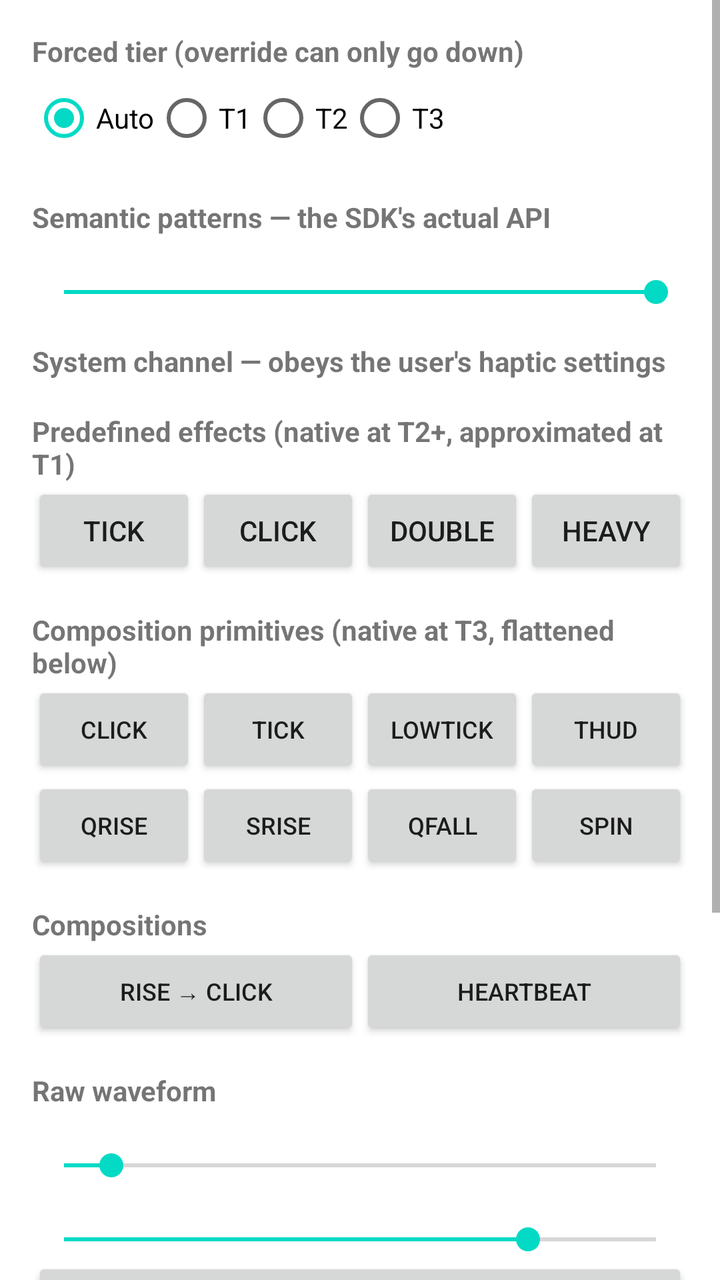
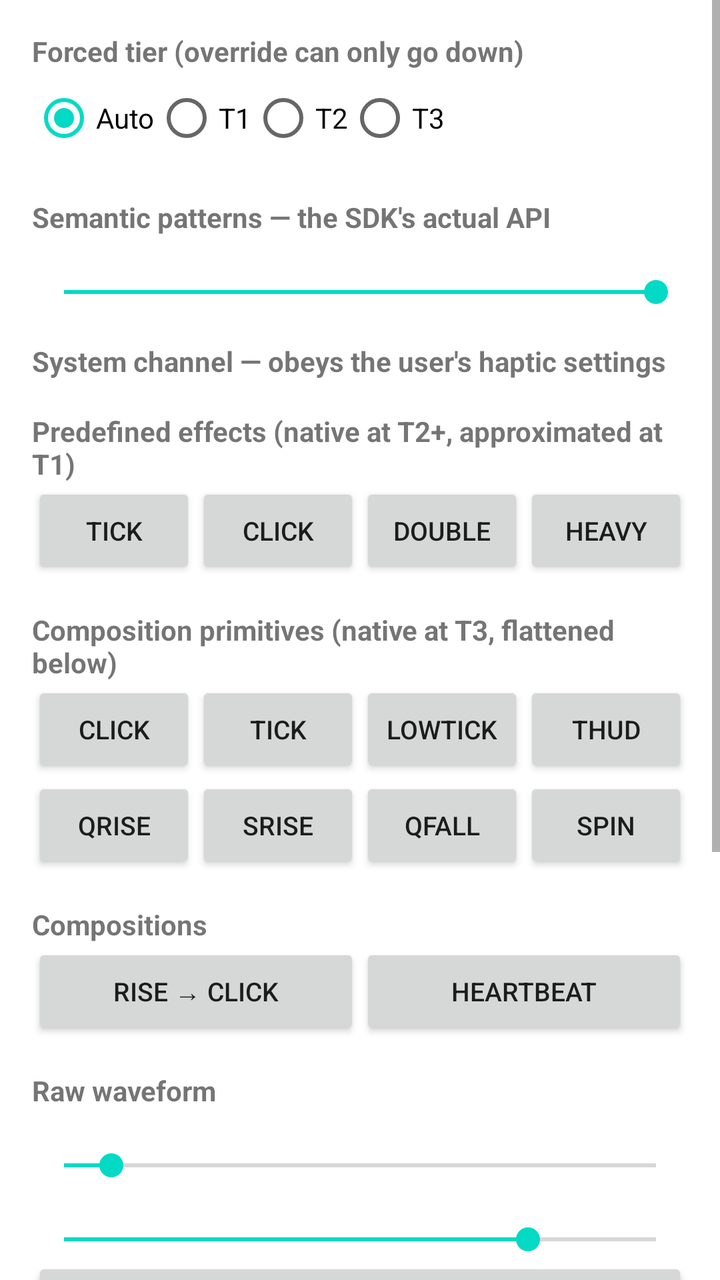

Compare the two renders of this Android layout. The source of the first and the diff that turns it into the second are given below.
<!-- AndroidManifest.xml: application theme Theme.CapHaptics -->
<!-- res/layout/activity_main.xml -->
<?xml version="1.0" encoding="utf-8"?>
<ScrollView xmlns:android="http://schemas.android.com/apk/res/android"
    android:layout_width="match_parent"
    android:layout_height="match_parent">

    <LinearLayout
        android:layout_width="match_parent"
        android:layout_height="wrap_content"
        android:orientation="vertical"
        android:padding="16dp">

        <TextView
            android:id="@+id/tierLabel"
            android:layout_width="match_parent"
            android:layout_height="wrap_content"
            android:text="@string/forced_tier"
            android:textStyle="bold" />

        <RadioGroup
            android:id="@+id/tierGroup"
            android:layout_width="match_parent"
            android:layout_height="wrap_content"
            android:orientation="horizontal">

            <RadioButton
                android:id="@+id/tierAuto"
                android:layout_width="wrap_content"
                android:layout_height="wrap_content"
                android:checked="true"
                android:text="@string/tier_auto" />

            <RadioButton
                android:id="@+id/tierT1"
                android:layout_width="wrap_content"
                android:layout_height="wrap_content"
                android:text="@string/tier_t1" />

            <RadioButton
                android:id="@+id/tierT2"
                android:layout_width="wrap_content"
                android:layout_height="wrap_content"
                android:text="@string/tier_t2" />

            <RadioButton
                android:id="@+id/tierT3"
                android:layout_width="wrap_content"
                android:layout_height="wrap_content"
                android:text="@string/tier_t3" />
        </RadioGroup>

        <TextView
            android:layout_width="match_parent"
            android:layout_height="wrap_content"
            android:layout_marginTop="16dp"
            android:text="@string/pattern_header"
            android:textStyle="bold" />

        <TextView
            android:id="@+id/intensityLabel"
            android:layout_width="match_parent"
            android:layout_height="wrap_content" />

        <SeekBar
            android:id="@+id/intensityBar"
            android:layout_width="match_parent"
            android:layout_height="wrap_content"
            android:max="100"
            android:progress="100" />

        <LinearLayout
            android:id="@+id/patternGrid"
            android:layout_width="match_parent"
            android:layout_height="wrap_content"
            android:orientation="vertical" />

        <TextView
            android:layout_width="match_parent"
            android:layout_height="wrap_content"
            android:layout_marginTop="16dp"
            android:text="@string/view_feedback_header"
            android:textStyle="bold" />

        <LinearLayout
            android:id="@+id/viewFeedbackGrid"
            android:layout_width="match_parent"
            android:layout_height="wrap_content"
            android:orientation="vertical" />

        <TextView
            android:layout_width="match_parent"
            android:layout_height="wrap_content"
            android:layout_marginTop="16dp"
            android:text="@string/predefined_header"
            android:textStyle="bold" />

        <LinearLayout
            android:layout_width="match_parent"
            android:layout_height="wrap_content"
            android:orientation="horizontal">

            <Button
                android:id="@+id/btnTick"
                android:layout_width="0dp"
                android:layout_height="wrap_content"
                android:layout_weight="1"
                android:text="@string/effect_tick" />

            <Button
                android:id="@+id/btnClick"
                android:layout_width="0dp"
                android:layout_height="wrap_content"
                android:layout_weight="1"
                android:text="@string/effect_click" />

            <Button
                android:id="@+id/btnDoubleClick"
                android:layout_width="0dp"
                android:layout_height="wrap_content"
                android:layout_weight="1"
                android:text="@string/effect_double" />

            <Button
                android:id="@+id/btnHeavyClick"
                android:layout_width="0dp"
                android:layout_height="wrap_content"
                android:layout_weight="1"
                android:text="@string/effect_heavy" />
        </LinearLayout>

        <TextView
            android:layout_width="match_parent"
            android:layout_height="wrap_content"
            android:layout_marginTop="16dp"
            android:text="@string/primitive_header"
            android:textStyle="bold" />

        <LinearLayout
            android:layout_width="match_parent"
            android:layout_height="wrap_content"
            android:orientation="horizontal">

            <Button
                android:id="@+id/btnPrimClick"
                android:layout_width="0dp"
                android:layout_height="wrap_content"
                android:layout_weight="1"
                android:text="@string/prim_click"
                android:textSize="12sp" />

            <Button
                android:id="@+id/btnPrimTick"
                android:layout_width="0dp"
                android:layout_height="wrap_content"
                android:layout_weight="1"
                android:text="@string/prim_tick"
                android:textSize="12sp" />

            <Button
                android:id="@+id/btnPrimLowTick"
                android:layout_width="0dp"
                android:layout_height="wrap_content"
                android:layout_weight="1"
                android:text="@string/prim_low_tick"
                android:textSize="12sp" />

            <Button
                android:id="@+id/btnPrimThud"
                android:layout_width="0dp"
                android:layout_height="wrap_content"
                android:layout_weight="1"
                android:text="@string/prim_thud"
                android:textSize="12sp" />
        </LinearLayout>

        <LinearLayout
            android:layout_width="match_parent"
            android:layout_height="wrap_content"
            android:orientation="horizontal">

            <Button
                android:id="@+id/btnPrimQuickRise"
                android:layout_width="0dp"
                android:layout_height="wrap_content"
                android:layout_weight="1"
                android:text="@string/prim_quick_rise"
                android:textSize="12sp" />

            <Button
                android:id="@+id/btnPrimSlowRise"
                android:layout_width="0dp"
                android:layout_height="wrap_content"
                android:layout_weight="1"
                android:text="@string/prim_slow_rise"
                android:textSize="12sp" />

            <Button
                android:id="@+id/btnPrimQuickFall"
                android:layout_width="0dp"
                android:layout_height="wrap_content"
                android:layout_weight="1"
                android:text="@string/prim_quick_fall"
                android:textSize="12sp" />

            <Button
                android:id="@+id/btnPrimSpin"
                android:layout_width="0dp"
                android:layout_height="wrap_content"
                android:layout_weight="1"
                android:text="@string/prim_spin"
                android:textSize="12sp" />
        </LinearLayout>

        <TextView
            android:layout_width="match_parent"
            android:layout_height="wrap_content"
            android:layout_marginTop="16dp"
            android:text="@string/composition_header"
            android:textStyle="bold" />

        <LinearLayout
            android:layout_width="match_parent"
            android:layout_height="wrap_content"
            android:orientation="horizontal">

            <Button
                android:id="@+id/btnCompRiseClick"
                android:layout_width="0dp"
                android:layout_height="wrap_content"
                android:layout_weight="1"
                android:text="@string/comp_rise_click"
                android:textSize="12sp" />

            <Button
                android:id="@+id/btnCompHeartbeat"
                android:layout_width="0dp"
                android:layout_height="wrap_content"
                android:layout_weight="1"
                android:text="@string/comp_heartbeat"
                android:textSize="12sp" />
        </LinearLayout>

        <TextView
            android:layout_width="match_parent"
            android:layout_height="wrap_content"
            android:layout_marginTop="16dp"
            android:text="@string/raw_header"
            android:textStyle="bold" />

        <TextView
            android:id="@+id/durationLabel"
            android:layout_width="match_parent"
            android:layout_height="wrap_content" />

        <SeekBar
            android:id="@+id/durationBar"
            android:layout_width="match_parent"
            android:layout_height="wrap_content"
            android:max="500"
            android:progress="40" />

        <TextView
            android:id="@+id/amplitudeLabel"
            android:layout_width="match_parent"
            android:layout_height="wrap_content" />

        <SeekBar
            android:id="@+id/amplitudeBar"
            android:layout_width="match_parent"
            android:layout_height="wrap_content"
            android:max="255"
            android:progress="200" />

        <Button
            android:id="@+id/btnOneShot"
            android:layout_width="match_parent"
            android:layout_height="wrap_content"
            android:text="@string/play_one_shot" />

        <Button
            android:id="@+id/btnPulses"
            android:layout_width="match_parent"
            android:layout_height="wrap_content"
            android:text="@string/play_pulses" />

        <Button
            android:id="@+id/btnRamp"
            android:layout_width="match_parent"
            android:layout_height="wrap_content"
            android:text="@string/play_ramp" />

        <Button
            android:id="@+id/btnCancel"
            android:layout_width="match_parent"
            android:layout_height="wrap_content"
            android:text="@string/cancel" />

        <TextView
            android:id="@+id/resultText"
            android:layout_width="match_parent"
            android:layout_height="wrap_content"
            android:layout_marginTop="8dp"
            android:fontFamily="monospace"
            android:textStyle="bold" />

        <TextView
            android:id="@+id/infoText"
            android:layout_width="match_parent"
            android:layout_height="wrap_content"
            android:layout_marginTop="16dp"
            android:fontFamily="monospace"
            android:textSize="13sp" />

    </LinearLayout>

</ScrollView>
<!-- resources referenced by this layout -->
<resources>
  <string name="cancel">Cancel</string>
  <string name="comp_heartbeat">Heartbeat</string>
  <string name="comp_rise_click">Rise → Click</string>
  <string name="composition_header">Compositions</string>
  <string name="effect_click">Click</string>
  <string name="effect_double">Double</string>
  <string name="effect_heavy">Heavy</string>
  <string name="effect_tick">Tick</string>
  <string name="forced_tier">Forced tier (override can only go down)</string>
  <string name="pattern_header">Semantic patterns — the SDK\'s actual API</string>
  <string name="play_one_shot">One-shot</string>
  <string name="play_pulses">Triple pulse</string>
  <string name="play_ramp">Ramp up (needs amplitude control)</string>
  <string name="predefined_header">Predefined effects (native at T2+, approximated at T1)</string>
  <string name="prim_click">Click</string>
  <string name="prim_low_tick">LowTick</string>
  <string name="prim_quick_fall">QFall</string>
  <string name="prim_quick_rise">QRise</string>
  <string name="prim_slow_rise">SRise</string>
  <string name="prim_spin">Spin</string>
  <string name="prim_thud">Thud</string>
  <string name="prim_tick">Tick</string>
  <string name="primitive_header">Composition primitives (native at T3, flattened below)</string>
  <string name="raw_header">Raw waveform</string>
  <string name="tier_auto">Auto</string>
  <string name="tier_t1">T1</string>
  <string name="tier_t2">T2</string>
  <string name="tier_t3">T3</string>
  <string name="view_feedback_header">System channel — obeys the user\'s haptic settings</string>
  <style name="Theme.CapHaptics" parent="Theme.MaterialComponents.DayNight.DarkActionBar">
          
          <item name="colorPrimary">@color/purple_500</item>
          <item name="colorPrimaryVariant">@color/purple_700</item>
          <item name="colorOnPrimary">@color/white</item>
          
          <item name="colorSecondary">@color/teal_200</item>
          <item name="colorSecondaryVariant">@color/teal_700</item>
          <item name="colorOnSecondary">@color/black</item>
          
          <item name="android:statusBarColor">?attr/colorPrimaryVariant</item>
          
      </style>
  <color name="purple_500">#FF6200EE</color>
  <color name="purple_700">#FF3700B3</color>
  <color name="white">#FFFFFFFF</color>
  <color name="teal_200">#FF03DAC5</color>
  <color name="teal_700">#FF018786</color>
  <color name="black">#FF000000</color>
</resources>

<!-- the commit's change to res/layout/activity_main.xml (unified diff, before → after) -->
@@ -1,7 +1,10 @@
 <?xml version="1.0" encoding="utf-8"?>
 <ScrollView xmlns:android="http://schemas.android.com/apk/res/android"
+    xmlns:app="http://schemas.android.com/apk/res-auto"
+    android:id="@+id/root"
     android:layout_width="match_parent"
-    android:layout_height="match_parent">
+    android:layout_height="match_parent"
+    android:clipToPadding="false">
 
     <LinearLayout
         android:layout_width="match_parent"
@@ -100,30 +103,22 @@
 
             <Button
                 android:id="@+id/btnTick"
-                android:layout_width="0dp"
-                android:layout_height="wrap_content"
-                android:layout_weight="1"
+                style="@style/GridButton"
                 android:text="@string/effect_tick" />
 
             <Button
                 android:id="@+id/btnClick"
-                android:layout_width="0dp"
-                android:layout_height="wrap_content"
-                android:layout_weight="1"
+                style="@style/GridButton"
                 android:text="@string/effect_click" />
 
             <Button
                 android:id="@+id/btnDoubleClick"
-                android:layout_width="0dp"
-                android:layout_height="wrap_content"
-                android:layout_weight="1"
+                style="@style/GridButton"
                 android:text="@string/effect_double" />
 
             <Button
                 android:id="@+id/btnHeavyClick"
-                android:layout_width="0dp"
-                android:layout_height="wrap_content"
-                android:layout_weight="1"
+                style="@style/GridButton"
                 android:text="@string/effect_heavy" />
         </LinearLayout>
 
@@ -141,35 +136,23 @@
 
             <Button
                 android:id="@+id/btnPrimClick"
-                android:layout_width="0dp"
-                android:layout_height="wrap_content"
-                android:layout_weight="1"
-                android:text="@string/prim_click"
-                android:textSize="12sp" />
+                style="@style/GridButton"
+                android:text="@string/prim_click" />
 
             <Button
                 android:id="@+id/btnPrimTick"
-                android:layout_width="0dp"
-                android:layout_height="wrap_content"
-                android:layout_weight="1"
-                android:text="@string/prim_tick"
-                android:textSize="12sp" />
+                style="@style/GridButton"
+                android:text="@string/prim_tick" />
 
             <Button
                 android:id="@+id/btnPrimLowTick"
-                android:layout_width="0dp"
-                android:layout_height="wrap_content"
-                android:layout_weight="1"
-                android:text="@string/prim_low_tick"
-                android:textSize="12sp" />
+                style="@style/GridButton"
+                android:text="@string/prim_low_tick" />
 
             <Button
                 android:id="@+id/btnPrimThud"
-                android:layout_width="0dp"
-                android:layout_height="wrap_content"
-                android:layout_weight="1"
-                android:text="@string/prim_thud"
-                android:textSize="12sp" />
+                style="@style/GridButton"
+                android:text="@string/prim_thud" />
         </LinearLayout>
 
         <LinearLayout
@@ -179,35 +162,23 @@
 
             <Button
                 android:id="@+id/btnPrimQuickRise"
-                android:layout_width="0dp"
-                android:layout_height="wrap_content"
-                android:layout_weight="1"
-                android:text="@string/prim_quick_rise"
-                android:textSize="12sp" />
+                style="@style/GridButton"
+                android:text="@string/prim_quick_rise" />
 
             <Button
                 android:id="@+id/btnPrimSlowRise"
-                android:layout_width="0dp"
-                android:layout_height="wrap_content"
-                android:layout_weight="1"
-                android:text="@string/prim_slow_rise"
-                android:textSize="12sp" />
+                style="@style/GridButton"
+                android:text="@string/prim_slow_rise" />
 
             <Button
                 android:id="@+id/btnPrimQuickFall"
-                android:layout_width="0dp"
-                android:layout_height="wrap_content"
-                android:layout_weight="1"
-                android:text="@string/prim_quick_fall"
-                android:textSize="12sp" />
+                style="@style/GridButton"
+                android:text="@string/prim_quick_fall" />
 
             <Button
                 android:id="@+id/btnPrimSpin"
-                android:layout_width="0dp"
-                android:layout_height="wrap_content"
-                android:layout_weight="1"
-                android:text="@string/prim_spin"
-                android:textSize="12sp" />
+                style="@style/GridButton"
+                android:text="@string/prim_spin" />
         </LinearLayout>
 
         <TextView
@@ -224,19 +195,13 @@
 
             <Button
                 android:id="@+id/btnCompRiseClick"
-                android:layout_width="0dp"
-                android:layout_height="wrap_content"
-                android:layout_weight="1"
-                android:text="@string/comp_rise_click"
-                android:textSize="12sp" />
+                style="@style/GridButton"
+                android:text="@string/comp_rise_click" />
 
             <Button
                 android:id="@+id/btnCompHeartbeat"
-                android:layout_width="0dp"
-                android:layout_height="wrap_content"
-                android:layout_weight="1"
-                android:text="@string/comp_heartbeat"
-                android:textSize="12sp" />
+                style="@style/GridButton"
+                android:text="@string/comp_heartbeat" />
         </LinearLayout>
 
         <TextView
@@ -272,27 +237,29 @@
 
         <Button
             android:id="@+id/btnOneShot"
-            android:layout_width="match_parent"
-            android:layout_height="wrap_content"
+            style="@style/WideButton"
             android:text="@string/play_one_shot" />
 
         <Button
             android:id="@+id/btnPulses"
-            android:layout_width="match_parent"
-            android:layout_height="wrap_content"
+            style="@style/WideButton"
             android:text="@string/play_pulses" />
 
         <Button
             android:id="@+id/btnRamp"
-            android:layout_width="match_parent"
-            android:layout_height="wrap_content"
+            style="@style/WideButton"
             android:text="@string/play_ramp" />
 
         <Button
             android:id="@+id/btnCancel"
-            android:layout_width="match_parent"
-            android:layout_height="wrap_content"
+            style="@style/WideButton"
             android:text="@string/cancel" />
+
+        <Button
+            android:id="@+id/btnFuzz"
+            style="@style/WideButton"
+            android:layout_marginTop="16dp"
+            android:text="@string/fuzz" />
 
         <TextView
             android:id="@+id/resultText"
<!-- resource entries referenced after the edit -->
@@ -9,6 +9,7 @@
   <string name="effect_heavy">Heavy</string>
   <string name="effect_tick">Tick</string>
   <string name="forced_tier">Forced tier (override can only go down)</string>
+  <string name="fuzz">Fuzz the public API (should never crash)</string>
   <string name="pattern_header">Semantic patterns — the SDK\'s actual API</string>
   <string name="play_one_shot">One-shot</string>
   <string name="play_pulses">Triple pulse</string>
@@ -29,7 +30,29 @@
   <string name="tier_t2">T2</string>
   <string name="tier_t3">T3</string>
   <string name="view_feedback_header">System channel — obeys the user\'s haptic settings</string>
-  <style name="Theme.CapHaptics" parent="Theme.MaterialComponents.DayNight.DarkActionBar">
+  <style name="GridButton" parent="Widget.AppCompat.Button">
+          <item name="android:layout_width">0dp</item>
+          <item name="android:layout_height">wrap_content</item>
+          <item name="android:layout_weight">1</item>
+          <item name="android:maxLines">1</item>
+          <item name="android:minWidth">0dp</item>
+          <item name="android:paddingLeft">4dp</item>
+          <item name="android:paddingRight">4dp</item>
+          <item name="autoSizeTextType">uniform</item>
+          <item name="autoSizeMinTextSize">7sp</item>
+          <item name="autoSizeMaxTextSize">13sp</item>
+          <item name="autoSizeStepGranularity">1sp</item>
+      </style>
+  <style name="WideButton" parent="Widget.AppCompat.Button">
+          <item name="android:layout_width">match_parent</item>
+          <item name="android:layout_height">wrap_content</item>
+          <item name="android:maxLines">1</item>
+          <item name="autoSizeTextType">uniform</item>
+          <item name="autoSizeMinTextSize">9sp</item>
+          <item name="autoSizeMaxTextSize">14sp</item>
+          <item name="autoSizeStepGranularity">1sp</item>
+      </style>
+  <style name="Theme.CapHaptics" parent="Theme.MaterialComponents.DayNight.NoActionBar">
           
           <item name="colorPrimary">@color/purple_500</item>
           <item name="colorPrimaryVariant">@color/purple_700</item>
